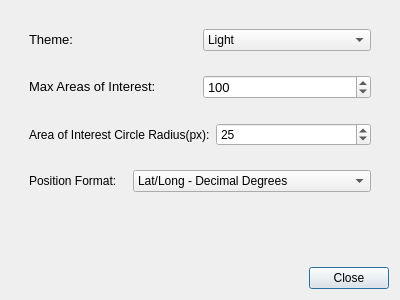
The window that resources/views/components/Preferences.ui (crgrove/automated-drone-image-analysis-tool) describes before a commit, drawn with Qt 5.
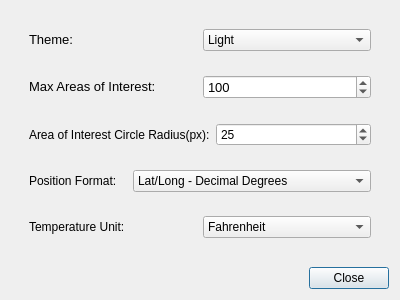
The same window after the commit.

The edit to the form file:
```diff
--- a/resources/views/components/Preferences.ui
+++ b/resources/views/components/Preferences.ui
@@ -161,6 +161,33 @@
         </layout>
        </widget>
       </item>
+      <item>
+       <widget class="QWidget" name="TemperatureWidget" native="true">
+        <layout class="QHBoxLayout" name="horizontalLayout_5">
+         <item>
+          <widget class="QLabel" name="temperatureLabel">
+           <property name="text">
+            <string>Temperature Unit:</string>
+           </property>
+          </widget>
+         </item>
+         <item>
+          <widget class="QComboBox" name="temperatureComboBox">
+           <item>
+            <property name="text">
+             <string>Fahrenheit</string>
+            </property>
+           </item>
+           <item>
+            <property name="text">
+             <string>Celsius</string>
+            </property>
+           </item>
+          </widget>
+         </item>
+        </layout>
+       </widget>
+      </item>
      </layout>
     </widget>
    </item>
```
